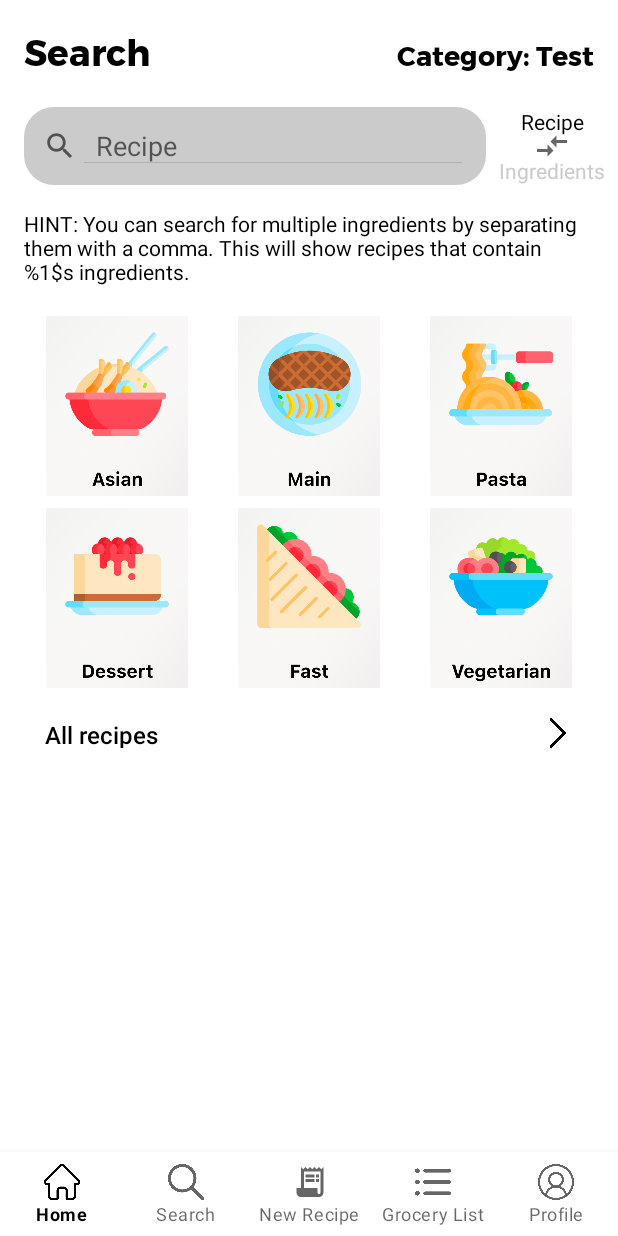
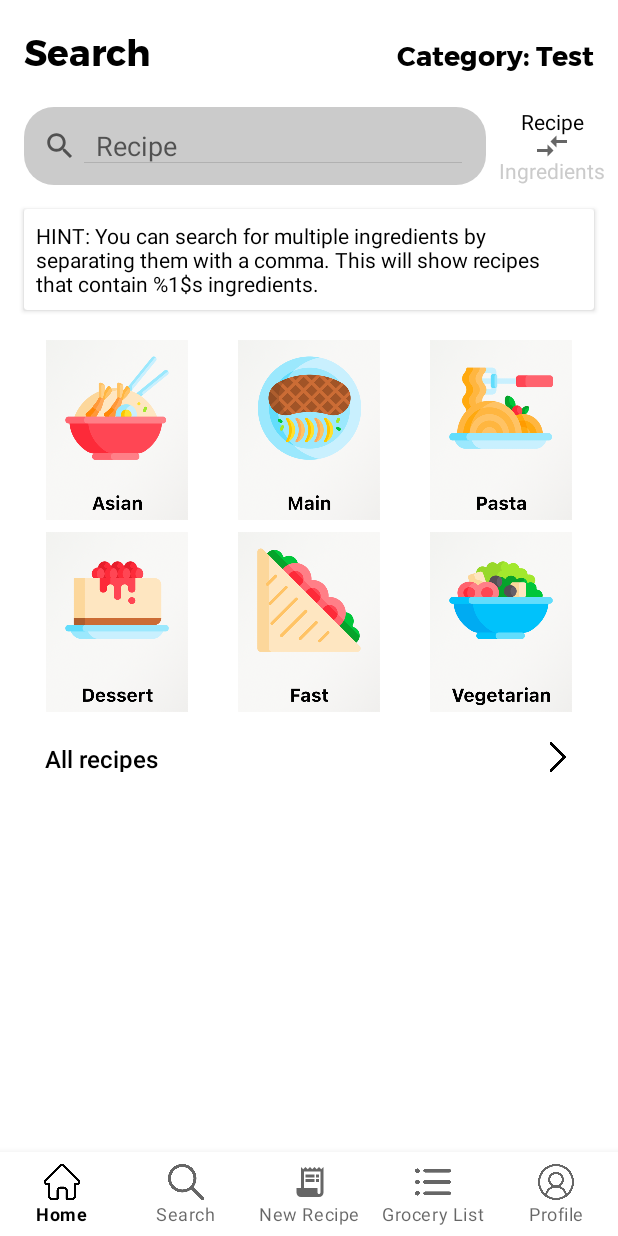
Before and after one commit to AdinHal/Recipe-inator, an Android app: the layout activity_search.xml on its own in the app's theme, with its tools: preview values and no code run, on a phone screen of 412 x 824 dp. Run offline under Robolectric (Android 15) with nearby library versions, the phone set to English and light mode, and no system bars.

Commit message:
Wrap hint in CardView

```diff
--- a/app/src/main/java/com/example/recipeinator/Activities/SearchActivity.java
+++ b/app/src/main/java/com/example/recipeinator/Activities/SearchActivity.java
@@ -18,6 +18,7 @@
 import android.widget.TextView;
 
 import androidx.appcompat.app.AppCompatActivity;
+import androidx.cardview.widget.CardView;
 import androidx.recyclerview.widget.DividerItemDecoration;
 import androidx.recyclerview.widget.LinearLayoutManager;
 import androidx.recyclerview.widget.RecyclerView;
@@ -107,10 +108,11 @@
         int black = getResources().getColor(R.color.black, null);
         TextView byIngredients = findViewById(R.id.by_ingredients);
         TextView hint = findViewById(R.id.search_hint);
+        CardView hintContainer = findViewById(R.id.search_hint_container);
         TextView byRecipe = findViewById(R.id.by_recipe);
         byIngredients.setTextColor(isIngredient ? black : gray);
         byRecipe.setTextColor(isIngredient ? gray : black);
-        hint.setVisibility(isIngredient ? View.VISIBLE : View.GONE);
+        hintContainer.setVisibility(isIngredient ? View.VISIBLE : View.GONE);
         searchView.setQueryHint(getString(isIngredient ? R.string.ingredients_list : R.string.recipe));
         searchView.setQuery(searchView.getQuery(), true);
         setHintText(hint);
--- a/app/src/main/res/layout/activity_search.xml
+++ b/app/src/main/res/layout/activity_search.xml
@@ -51,20 +51,25 @@
         app:layout_constraintEnd_toEndOf="@id/switch_arrow"
         app:layout_constraintTop_toTopOf="@id/main_searchbar" />
 
-    <TextView
-        android:id="@+id/search_hint"
+    <androidx.cardview.widget.CardView
+        android:id="@+id/search_hint_container"
         android:layout_width="0dp"
         android:layout_height="wrap_content"
+        app:layout_constraintStart_toStartOf="@id/main_searchbar"
+        app:layout_constraintEnd_toEndOf="parent"
+        app:layout_constraintTop_toBottomOf="@id/main_searchbar"
+        android:visibility="gone"
+        tools:visibility="visible"
         android:layout_marginEnd="16dp"
         android:layout_marginTop="16dp"
-        android:layout_marginBottom="16dp"
-        android:visibility="gone"
-        tools:visibility="visible"
-        android:text="@string/hint"
-        app:layout_constraintStart_toStartOf="@id/main_searchbar"
-        app:layout_constraintEnd_toEndOf="@id/by_ingredients"
-        app:layout_constraintTop_toBottomOf="@id/main_searchbar"/>
-
+        android:layout_marginBottom="16dp" >
+        <TextView
+            android:padding="8dp"
+            android:id="@+id/search_hint"
+            android:layout_width="wrap_content"
+            android:layout_height="wrap_content"
+            android:text="@string/hint" />
+    </androidx.cardview.widget.CardView>
     <TextView
         android:id="@+id/search_title"
         android:layout_width="wrap_content"
@@ -117,7 +122,7 @@
         android:id="@+id/category_grid"
         android:layout_width="wrap_content"
         android:layout_height="wrap_content"
-        app:layout_constraintTop_toBottomOf="@id/search_hint"
+        app:layout_constraintTop_toBottomOf="@id/search_hint_container"
         app:layout_constraintStart_toStartOf="parent"
         app:layout_constraintEnd_toEndOf="parent"
         android:layout_margin="16dp"
```
